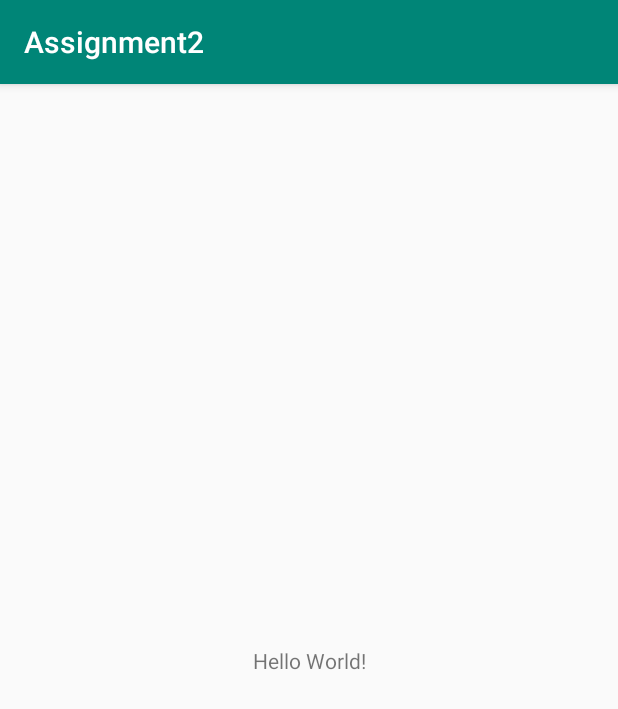
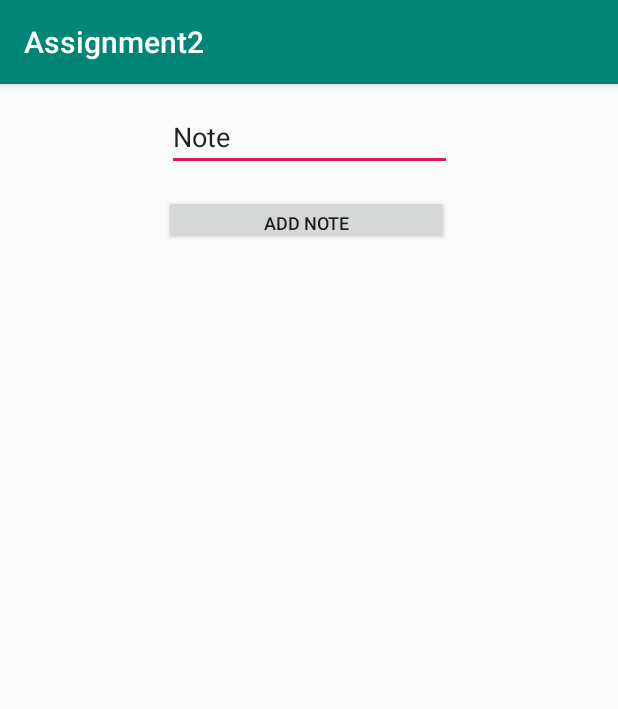
Before and after one commit to kce0002/COMP3710-Assignment2, an Android app: the screen it shows after launch (MainActivity), on a phone screen of 412 x 824 dp. Shown: the top 709 px of the screen. Run offline under Robolectric (Android 15) with nearby library versions, the phone set to English and light mode, and no system bars.

Commit message:
Created ability to add notes to an arraylist variable

```diff
--- a/app/src/main/java/com/example/assignment2/MainActivity.java
+++ b/app/src/main/java/com/example/assignment2/MainActivity.java
@@ -2,12 +2,32 @@ package com.example.assignment2;
 
 import android.support.v7.app.AppCompatActivity;
 import android.os.Bundle;
+import android.view.View;
+import android.widget.Button;
+import android.widget.EditText;
+
+import java.util.ArrayList;
+import java.util.List;
 
 public class MainActivity extends AppCompatActivity {
+
+    Button addNoteButton;
+    EditText editText;
+    List<String> notes = new ArrayList<String>();
 
     @Override
     protected void onCreate(Bundle savedInstanceState) {
         super.onCreate(savedInstanceState);
         setContentView(R.layout.activity_main);
+        addNoteButton = findViewById(R.id.button);
+        editText = findViewById(R.id.editText);
+    }
+
+    public void addNote(View v) {
+        String note = editText.getText().toString().trim();
+        if (!note.equals("")) {
+            notes.add(note);
+        }
+        System.out.println(notes.toString());
     }
 }
--- a/app/src/main/res/layout/activity_main.xml
+++ b/app/src/main/res/layout/activity_main.xml
@@ -6,13 +6,36 @@
     android:layout_height="match_parent"
     tools:context=".MainActivity">
 
-    <TextView
-        android:layout_width="wrap_content"
-        android:layout_height="wrap_content"
-        android:text="Hello World!"
-        app:layout_constraintBottom_toBottomOf="parent"
-        app:layout_constraintLeft_toLeftOf="parent"
-        app:layout_constraintRight_toRightOf="parent"
+    <EditText
+        android:id="@+id/editText"
+        android:layout_width="190dp"
+        android:layout_height="42dp"
+        android:layout_marginStart="8dp"
+        android:layout_marginLeft="8dp"
+        android:layout_marginTop="16dp"
+        android:layout_marginEnd="8dp"
+        android:layout_marginRight="8dp"
+        android:ems="10"
+        android:inputType="textPersonName"
+        android:text="Note"
+        app:layout_constraintEnd_toEndOf="parent"
+        app:layout_constraintStart_toStartOf="parent"
         app:layout_constraintTop_toTopOf="parent" />
 
+    <Button
+        android:id="@+id/button"
+        android:layout_width="190dp"
+        android:layout_height="33dp"
+        android:layout_marginStart="8dp"
+        android:layout_marginLeft="8dp"
+        android:layout_marginTop="16dp"
+        android:layout_marginEnd="8dp"
+        android:layout_marginRight="8dp"
+        android:onClick="addNote"
+        android:text="Add Note"
+        android:textSize="12sp"
+        app:layout_constraintEnd_toEndOf="parent"
+        app:layout_constraintHorizontal_bias="0.492"
+        app:layout_constraintStart_toStartOf="parent"
+        app:layout_constraintTop_toBottomOf="@+id/editText" />
 </android.support.constraint.ConstraintLayout>
```
